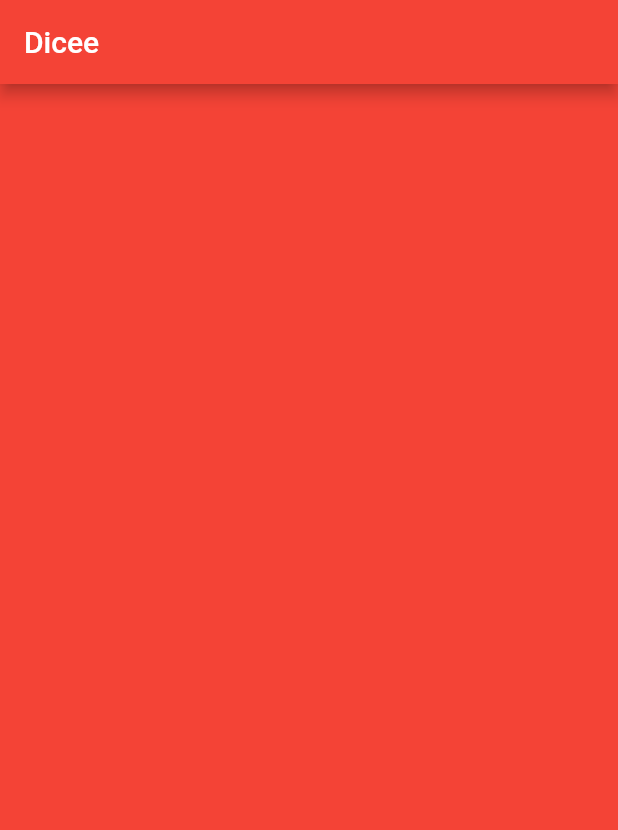
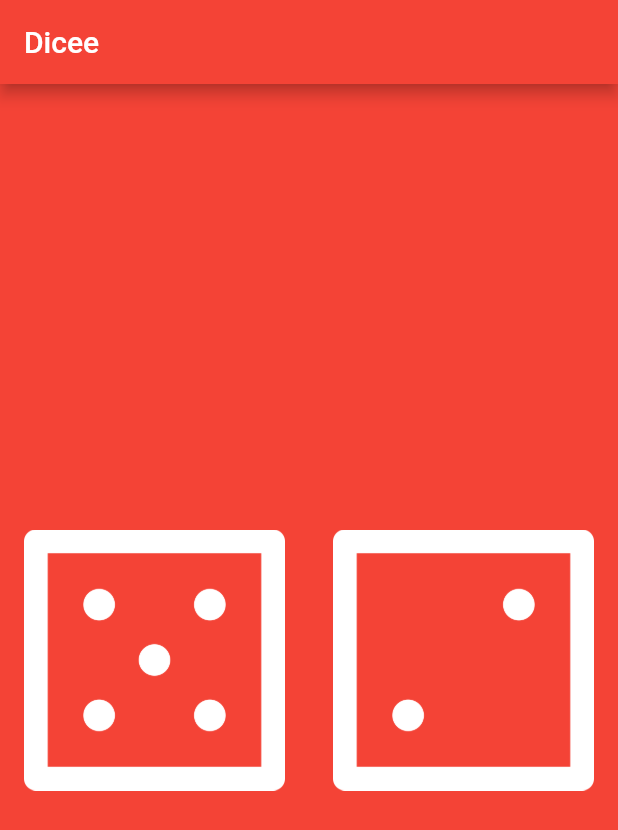
Before and after one commit to londonappbrewery/dicee-flutter, a Flutter app: the screen it shows after launch, on a phone screen of 412 x 824 dp. Shown: the top 830 px of the screen. Run offline on Flutter 3.47's test engine with Material 2 defaults, Android fonts, the light colour scheme and no system bars.

Commit message:
Testing flutter features: Stateful widget dart math random extended widget onpressed

```diff
--- a/lib/main.dart
+++ b/lib/main.dart
@@ -1,4 +1,5 @@
 import 'package:flutter/material.dart';
+import 'dart:math';
 
 void main() {
   return runApp(
@@ -15,9 +16,47 @@
   );
 }
 
-class DicePage extends StatelessWidget {
+class DicePage extends StatefulWidget {
+  @override
+  _DicePageState createState() => _DicePageState();
+}
+
+class _DicePageState extends State<DicePage> {
+  var leftDiceNumber = 5;
+  var rightDiceNumber = 2;
+
+  void numberGenerator() {
+    leftDiceNumber = Random().nextInt(6) + 1;
+    rightDiceNumber = Random().nextInt(6) + 1;
+  }
+
   @override
   Widget build(BuildContext context) {
-    return Container();
+    return Center(
+      child: Row(
+        children: <Widget>[
+          Expanded(
+            child: FlatButton(
+              onPressed: () {
+                setState(() {
+                  numberGenerator();
+                });
+              },
+              child: Image.asset('images/dice$leftDiceNumber.png'),
+            ),
+          ),
+          Expanded(
+            child: FlatButton(
+              onPressed: () {
+                setState(() {
+                  numberGenerator();
+                });
+              },
+              child: Image.asset('images/dice$rightDiceNumber.png'),
+            ),
+          ),
+        ],
+      ),
+    );
   }
 }
```
